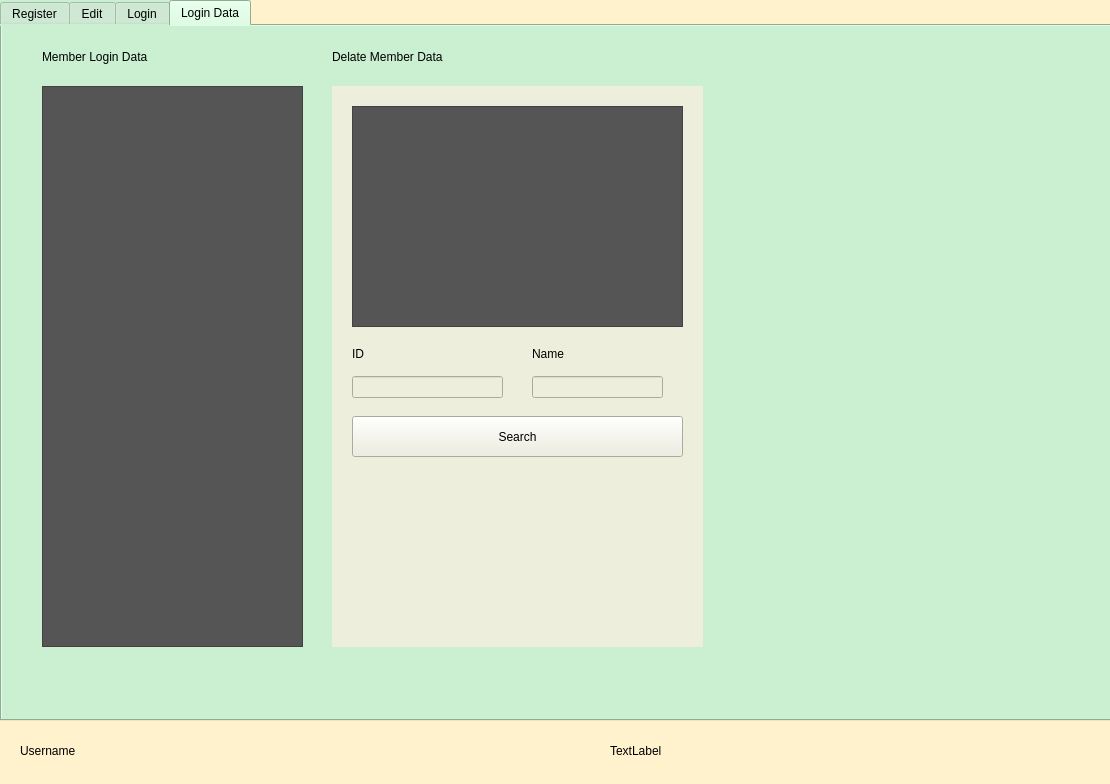
Above: gym.ui from francisganapin/Gym-System-7-13-2024 before the change. Below: the same form after it.
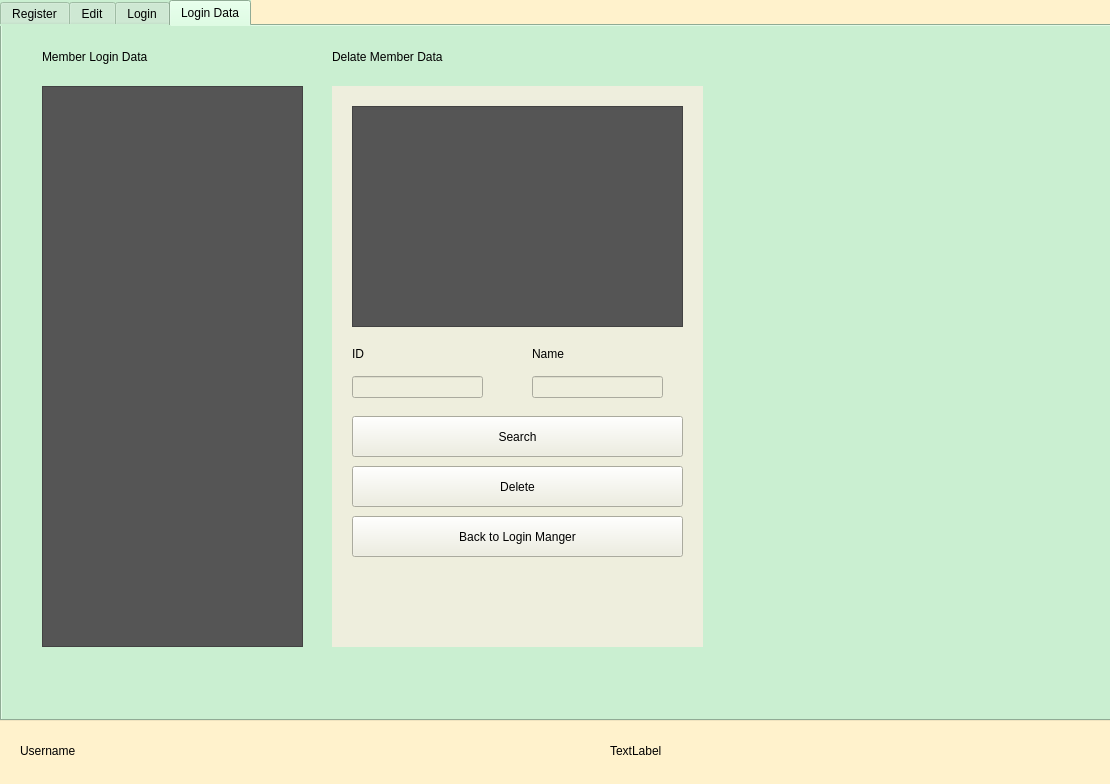
That is the form after the change. The open tabs and pages were chosen to show the change.

Patch:
```diff
--- a/gym.ui
+++ b/gym.ui
@@ -832,7 +832,7 @@
          <rect>
           <x>20</x>
           <y>290</y>
-          <width>151</width>
+          <width>131</width>
           <height>22</height>
          </rect>
         </property>
@@ -872,6 +872,38 @@
          <string>Name</string>
         </property>
        </widget>
+       <widget class="QPushButton" name="delete_bt_manager_2">
+        <property name="geometry">
+         <rect>
+          <x>20</x>
+          <y>380</y>
+          <width>331</width>
+          <height>41</height>
+         </rect>
+        </property>
+        <property name="styleSheet">
+         <string notr="true">background-color:#eeeedd</string>
+        </property>
+        <property name="text">
+         <string>Delete</string>
+        </property>
+       </widget>
+       <widget class="QPushButton" name="back_bt_manager">
+        <property name="geometry">
+         <rect>
+          <x>20</x>
+          <y>430</y>
+          <width>331</width>
+          <height>41</height>
+         </rect>
+        </property>
+        <property name="styleSheet">
+         <string notr="true">background-color:#eeeedd</string>
+        </property>
+        <property name="text">
+         <string>Back to Login Manger</string>
+        </property>
+       </widget>
       </widget>
      </widget>
      <widget class="QLabel" name="label_16">
```
Left out of the diff: 29 changed lines with no effect on the pictures.
